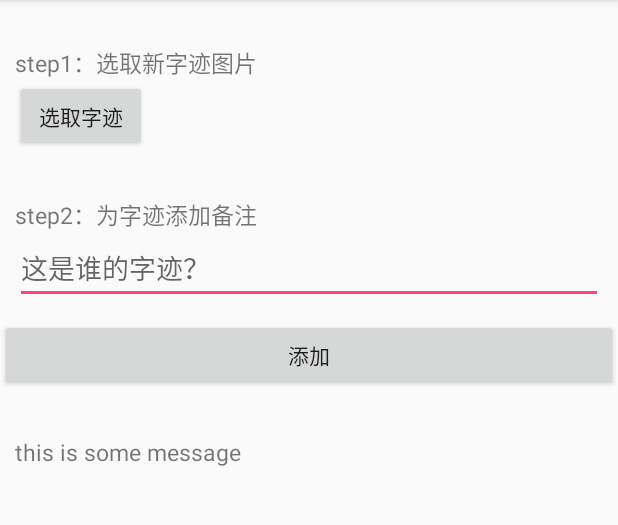
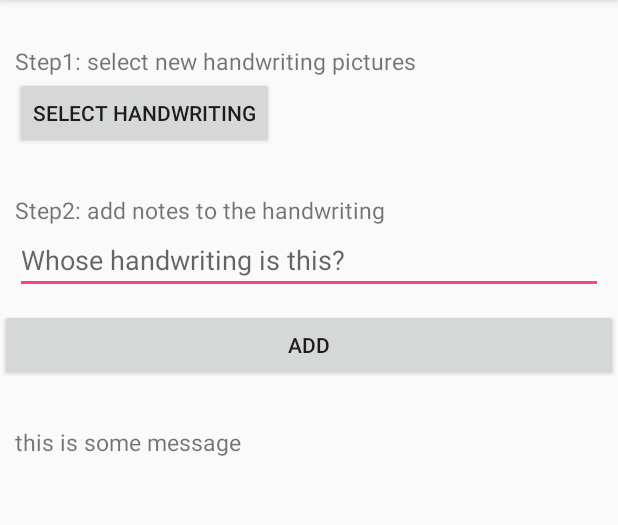
Before and after one commit to cnlinxi/handwriting_recognization, an Android app: the AddNewWriting screen opened directly, with no data from a screen before it, on a phone screen of 412 x 824 dp, the part 84-609 px from its top. Run offline under Robolectric (Android 15) with nearby library versions, the phone set to English and light mode, and no system bars.

Commit message:
modify some layout

```diff
--- a/HandwritingRecognization/app/src/main/java/com/linxi/handwritingrecognization/MainActivity.java
+++ b/HandwritingRecognization/app/src/main/java/com/linxi/handwritingrecognization/MainActivity.java
@@ -127,6 +127,7 @@ public class MainActivity extends AppCompatActivity implements View.OnClickListe
         }
     }
 
+    @SuppressLint("DefaultLocale")
     private void checkWriting() {
         float[] originVector=(float[]) SharedPreferenceUtils.getBean(MainActivity.this,VECTOR);
         if(originVector==null){
@@ -137,7 +138,7 @@ public class MainActivity extends AppCompatActivity implements View.OnClickListe
         String writingNote=(String)SharedPreferenceUtils.getBean(MainActivity.this,WRITINGNOTE);
         float[] vector=classifier.getVector(resizedImage);
         double likelook=classifier.cosine(vector,originVector);
-        tvResult.setText(String.valueOf(likelook));
+        tvResult.setText(String.format("the similarity of handwriting with %s is: %6f",writingNote,likelook));
     }
 
     public void openAlbum(){
--- a/HandwritingRecognization/app/src/main/res/layout/content_main.xml
+++ b/HandwritingRecognization/app/src/main/res/layout/content_main.xml
@@ -31,7 +31,7 @@
             android:layout_marginTop="@dimen/linear_margin_top"
             android:layout_marginStart="@dimen/linear_margin_left"
             android:textSize="@dimen/tvFontSize"
-            android:text="this is some message"/>
+            android:text="@string/first_page_message"/>
     </LinearLayout>
 
 </android.support.constraint.ConstraintLayout>
--- a/HandwritingRecognization/app/src/main/res/values/strings.xml
+++ b/HandwritingRecognization/app/src/main/res/values/strings.xml
@@ -2,13 +2,14 @@
     <string name="app_name">HandwritingRecognization</string>
     <string name="action_settings">Settings</string>
 
-    <string name="add_new_gesture">添加新字迹</string>
+    <string name="add_new_gesture">Add new handwriting</string>
     <string name="title_activity_add_new_gesture">AddNewGesture</string>
-    <string name="addNewGesture_step1">step1：选取新字迹图片</string>
-    <string name="btnAddNewGesture">选取字迹</string>
-    <string name="addNewGesture_step2">step2：为字迹添加备注</string>
-    <string name="whoseGesture">这是谁的字迹？</string>
-    <string name="btnAdd">添加</string>
-    <string name="cancle">取消</string>
-    <string name="btnCheck">鉴定</string>
+    <string name="addNewGesture_step1">Step1: select new handwriting pictures</string>
+    <string name="btnAddNewGesture">select handwriting</string>
+    <string name="addNewGesture_step2">Step2: add notes to the handwriting</string>
+    <string name="whoseGesture">Whose handwriting is this?</string>
+    <string name="btnAdd">add</string>
+    <string name="cancle">Cancel</string>
+    <string name="btnCheck">identify</string>
+    <string name="first_page_message">First click the hover button to add the handwriting, and then select the image here to identify the similarity between the handwrting</string>
 </resources>
```
